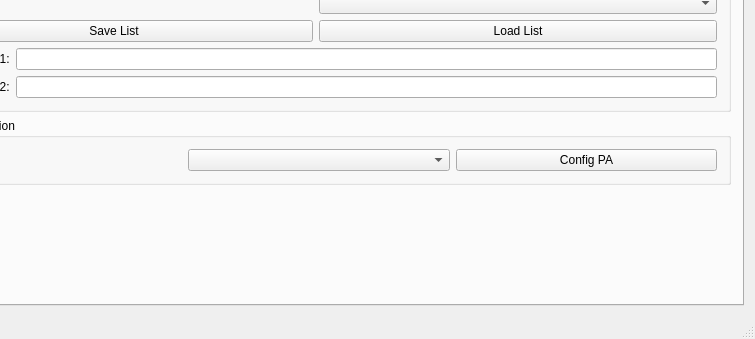
This is nanosense2/nanosense2/mainwindow.ui in saul-rodriguez/Qt as Qt 5 draws it before an edit; both pictures show x 123 to 878 and y 260 to 599 of the 878 by 599 pixel window. The edited form follows.
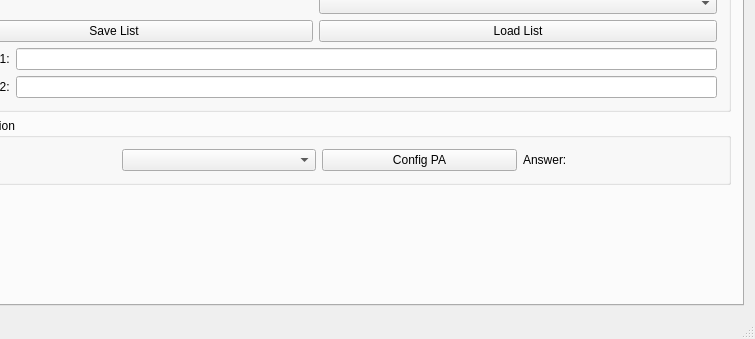
This is the edited form. The open tabs and pages were chosen to show the change. Icons and pictures are not drawn.

Commit message: added answer to PA config and clear text edit

```diff
--- a/nanosense2/nanosense2/mainwindow.ui
+++ b/nanosense2/nanosense2/mainwindow.ui
@@ -298,6 +298,13 @@
                    </property>
                   </widget>
                  </item>
+                 <item>
+                  <widget class="QLabel" name="label_PA_Config">
+                   <property name="text">
+                    <string>Answer: </string>
+                   </property>
+                  </widget>
+                 </item>
                 </layout>
                </item>
               </layout>
```
The commit also changes 5 other files.
